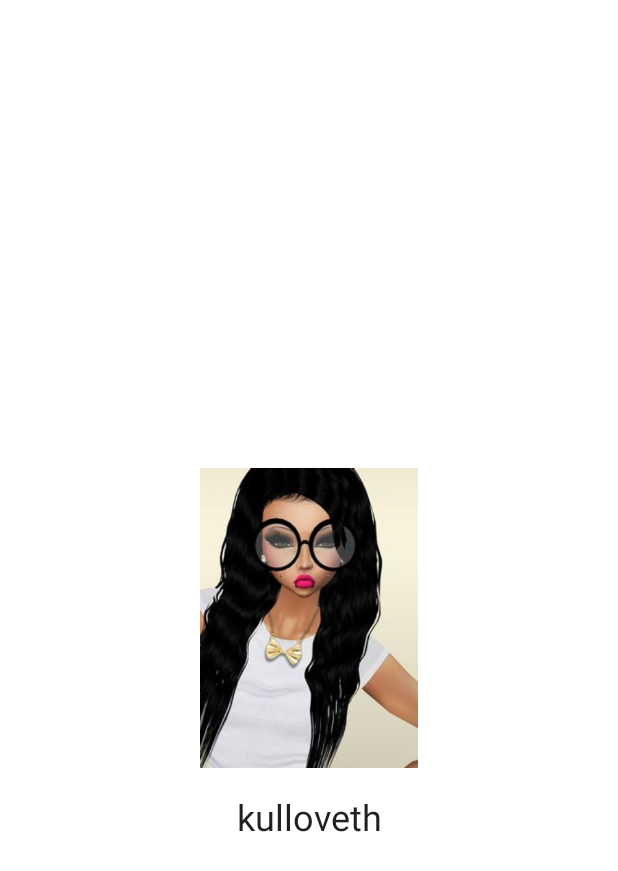
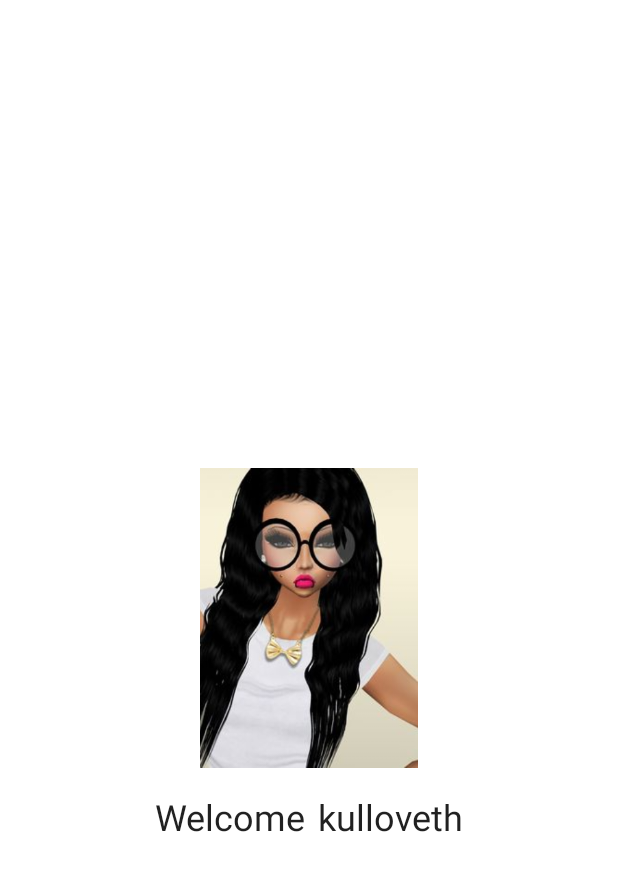
Before and after one commit to kulloveth/NavComponentSample, an Android app: the WelcomeFragment screen opened through its navigation route, on a phone screen of 412 x 824 dp. Shown: the top 871 px of the screen. Run offline under Robolectric (Android 15) with nearby library versions, the phone set to English and light mode, and no system bars.

Commit message:
fixed UI and removed set WelcomeFragment to exit in backStack

```diff
--- a/app/src/main/res/layout/fragment_welcome.xml
+++ b/app/src/main/res/layout/fragment_welcome.xml
@@ -19,15 +19,27 @@
         app:layout_constraintTop_toTopOf="parent" />
 
     <TextView
+        android:id="@+id/welcome"
         android:layout_width="wrap_content"
         android:layout_height="wrap_content"
+        android:layout_marginTop="16dp"
+        android:text="Welcome"
+        android:textAppearance="@style/TextAppearance.AppCompat.Headline"
+        app:layout_constraintEnd_toStartOf="@id/username"
+        app:layout_constraintStart_toStartOf="@id/dp"
+        app:layout_constraintTop_toBottomOf="@id/dp" />
+
+    <TextView
+        android:id="@+id/username"
+        android:layout_width="wrap_content"
+        android:layout_height="wrap_content"
+        android:layout_marginStart="8dp"
+        android:layout_marginLeft="8dp"
         android:layout_marginTop="16dp"
         android:text="kulloveth"
         android:textAppearance="@style/TextAppearance.AppCompat.Headline"
         app:layout_constraintEnd_toEndOf="@id/dp"
-        app:layout_constraintStart_toStartOf="@id/dp"
-
-
+        app:layout_constraintStart_toEndOf="@id/welcome"
         app:layout_constraintTop_toBottomOf="@id/dp" />
 
 </androidx.constraintlayout.widget.ConstraintLayout>
--- a/app/src/main/res/navigation/nav_graph.xml
+++ b/app/src/main/res/navigation/nav_graph.xml
@@ -9,19 +9,25 @@
         android:id="@+id/signUpFragment"
         android:name="com.developer.kulloveth.navcomponentsample.fragments.SignUpFragment"
         android:label="fragment_sign_up"
-        tools:layout="@layout/fragment_sign_up" >
+        tools:layout="@layout/fragment_sign_up">
         <action
             android:id="@+id/action_signUpFragment_to_loginFragment"
-            app:destination="@id/loginFragment" />
+            app:destination="@id/loginFragment"
+            app:enterAnim="@anim/nav_default_enter_anim"
+            app:exitAnim="@anim/nav_default_exit_anim"
+            app:popUpTo="@+id/signUpFragment"
+            app:popUpToInclusive="true" />
     </fragment>
     <fragment
         android:id="@+id/loginFragment"
         android:name="com.developer.kulloveth.navcomponentsample.fragments.LoginFragment"
         android:label="fragment_login"
-        tools:layout="@layout/fragment_login" >
+        tools:layout="@layout/fragment_login">
         <action
             android:id="@+id/action_loginFragment_to_welcomeFragment"
-            app:destination="@id/welcomeFragment" />
+            app:destination="@id/welcomeFragment"
+            app:popUpTo="@+id/loginFragment"
+            app:popUpToInclusive="true" />
     </fragment>
     <fragment
         android:id="@+id/welcomeFragment"
```
